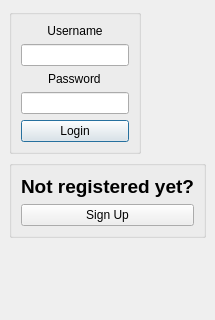
Before: the Qt Designer form client/login.ui in SimoneDutto/CollaborativeEditor, drawn with Qt 5.
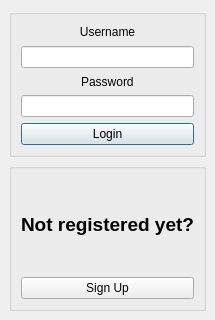
After: the same form once the commit is applied.

What changed in the file:
```diff
--- a/client/login.ui
+++ b/client/login.ui
@@ -14,8 +14,8 @@
    <string>Login</string>
   </property>
   <widget class="QWidget" name="centralwidget">
-   <layout class="QFormLayout" name="formLayout">
-    <item row="0" column="0">
+   <layout class="QVBoxLayout" name="verticalLayout_4">
+    <item>
      <widget class="QGroupBox" name="LoginBox">
       <property name="title">
        <string/>
@@ -82,7 +82,7 @@
       </layout>
      </widget>
     </item>
-    <item row="1" column="0">
+    <item>
      <widget class="QGroupBox" name="groupBox">
       <property name="title">
        <string/>
```
